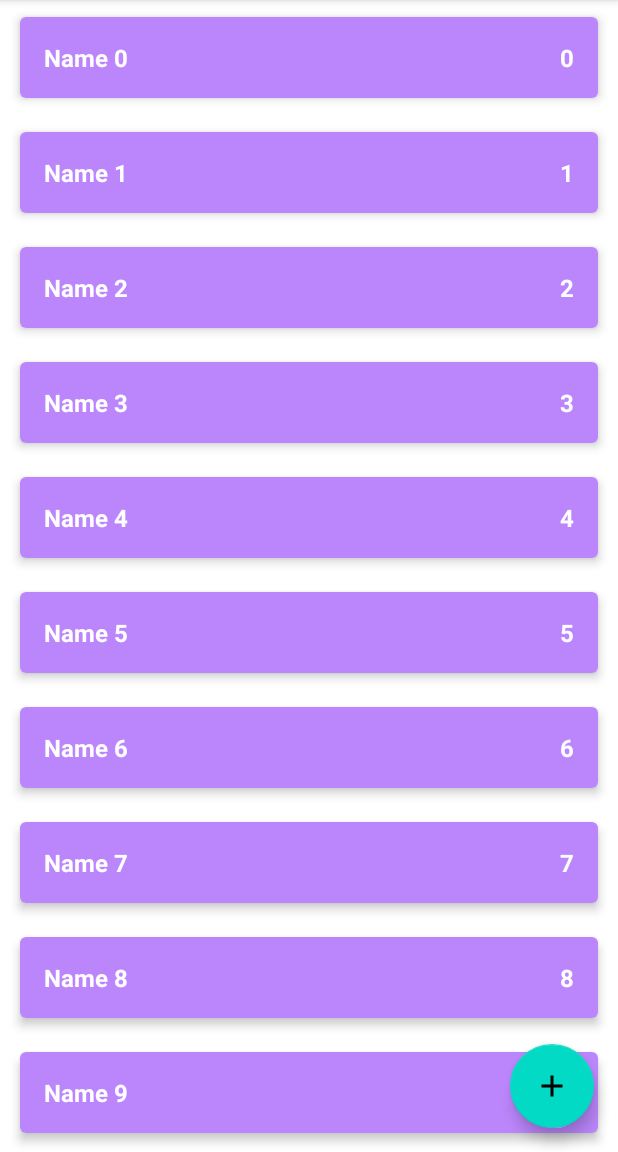
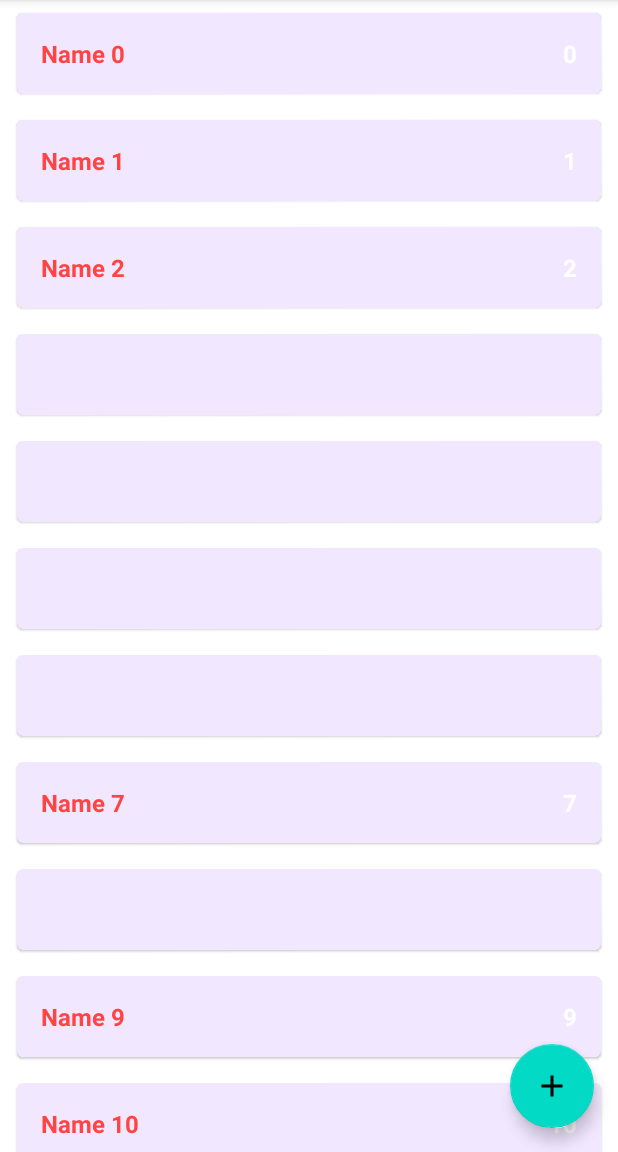
Before and after one commit to lLeoNeedl/ShoppingList, an Android app: the screen it shows after launch (MainActivity), on a phone screen of 412 x 824 dp, the part 84-1236 px from its top. Run offline under Robolectric (Android 15) with nearby library versions, the phone set to English and light mode, and no system bars.

Commit message:
Finishing lesson7

```diff
--- a/app/src/main/java/com/example/shoppinglist/data/ShopListRepositoryImpl.kt
+++ b/app/src/main/java/com/example/shoppinglist/data/ShopListRepositoryImpl.kt
@@ -4,6 +4,7 @@ import androidx.lifecycle.LiveData
 import androidx.lifecycle.MutableLiveData
 import com.example.shoppinglist.domain.ShopItem
 import com.example.shoppinglist.domain.ShopListRepository
+import kotlin.random.Random
 
 object ShopListRepositoryImpl : ShopListRepository {
 
@@ -16,8 +17,8 @@ object ShopListRepositoryImpl : ShopListRepository {
     private val shopListLiveData = MutableLiveData<List<ShopItem>>()
 
     init {
-        for (i in 0 until 10) {
-            val item = ShopItem("Name $i", i, true)
+        for (i in 0 until 1000) {
+            val item = ShopItem("Name $i", i, Random.nextBoolean())
             addShopItem(item)
         }
     }
--- a/app/src/main/java/com/example/shoppinglist/presentation/MainActivity.kt
+++ b/app/src/main/java/com/example/shoppinglist/presentation/MainActivity.kt
@@ -7,6 +7,7 @@ import android.view.LayoutInflater
 import android.widget.LinearLayout
 import android.widget.TextView
 import androidx.lifecycle.ViewModelProvider
+import androidx.recyclerview.widget.RecyclerView
 import com.example.shoppinglist.R
 import com.example.shoppinglist.data.ShopListRepositoryImpl
 import com.example.shoppinglist.domain.ShopItem
@@ -14,40 +15,21 @@ import com.example.shoppinglist.domain.ShopItem
 class MainActivity : AppCompatActivity() {
 
     private lateinit var viewModel: MainViewModel
-    private lateinit var linearLayoutShopList: LinearLayout
+    private lateinit var shopListAdapter: ShopListAdapter
 
     override fun onCreate(savedInstanceState: Bundle?) {
         super.onCreate(savedInstanceState)
         setContentView(R.layout.activity_main)
-        linearLayoutShopList = findViewById(R.id.linearLayoutShopList)
+        setupRecyclerView()
         viewModel = ViewModelProvider(this)[MainViewModel::class.java]
         viewModel.shopList.observe(this) {
-            showList(it)
+            shopListAdapter.shopList = it
         }
     }
 
-    private fun showList(list: List<ShopItem>) {
-        linearLayoutShopList.removeAllViews()
-        for (shopItem in list) {
-            val layoutId = if (shopItem.enabled) {
-                R.layout.item_shop_enabled
-            } else {
-                R.layout.item_shop_disabled
-            }
-            val view = LayoutInflater.from(this).inflate(
-                layoutId,
-                linearLayoutShopList,
-                false
-            )
-            val tvName: TextView = view.findViewById(R.id.tv_name)
-            val tvCount: TextView = view.findViewById(R.id.tv_count)
-            tvName.text = shopItem.name
-            tvCount.text = shopItem.count.toString()
-            view.setOnLongClickListener {
-                viewModel.editShopItem(shopItem)
-                true
-            }
-            linearLayoutShopList.addView(view)
-        }
+    private fun setupRecyclerView() {
+        val rvShopList: RecyclerView = findViewById(R.id.rv_shop_list)
+        shopListAdapter = ShopListAdapter()
+        rvShopList.adapter = shopListAdapter
     }
 }
--- a/app/src/main/java/com/example/shoppinglist/presentation/MainViewModel.kt
+++ b/app/src/main/java/com/example/shoppinglist/presentation/MainViewModel.kt
@@ -1,7 +1,5 @@
 package com.example.shoppinglist.presentation
 
-import androidx.lifecycle.LiveData
-import androidx.lifecycle.MutableLiveData
 import androidx.lifecycle.ViewModel
 import com.example.shoppinglist.data.ShopListRepositoryImpl
 import com.example.shoppinglist.domain.EditShopItemUseCase
--- a/app/src/main/java/com/example/shoppinglist/presentation/ShopListAdapter.kt
+++ b/app/src/main/java/com/example/shoppinglist/presentation/ShopListAdapter.kt
@@ -4,13 +4,18 @@ import android.view.LayoutInflater
 import android.view.View
 import android.view.ViewGroup
 import android.widget.TextView
+import androidx.core.content.ContextCompat
 import androidx.recyclerview.widget.RecyclerView
 import com.example.shoppinglist.R
 import com.example.shoppinglist.domain.ShopItem
 
 class ShopListAdapter : RecyclerView.Adapter<ShopListAdapter.ShopItemViewHolder>() {
 
-    private val shopList = listOf<ShopItem>()
+    var shopList = listOf<ShopItem>()
+        set(value) {
+            field = value
+            notifyDataSetChanged()
+        }
 
     companion object {
         private const val VIEW_TYPE_ENABLED = 101
@@ -18,35 +23,54 @@ class ShopListAdapter : RecyclerView.Adapter<ShopListAdapter.ShopItemViewHolder>
     }
 
     override fun onCreateViewHolder(parent: ViewGroup, viewType: Int): ShopItemViewHolder {
-        val layoutResId = if (viewType == VIEW_TYPE_ENABLED) {
-            R.layout.item_shop_enabled
-        } else {
-            R.layout.item_shop_disabled
-        }
+//        val layoutResId = if (viewType == VIEW_TYPE_ENABLED) {
+//            R.layout.item_shop_enabled
+//        } else {
+//            R.layout.item_shop_disabled
+//        }
         val view = LayoutInflater.from(parent.context).inflate(
-            layoutResId,
+            R.layout.item_shop_disabled,
             parent,
             false
         )
         return ShopItemViewHolder(view)
     }
 
-    override fun getItemViewType(position: Int): Int {
+//    override fun getItemViewType(position: Int): Int {
+//        val shopItem = shopList[position]
+//        return if (shopItem.enabled) {
+//            VIEW_TYPE_ENABLED
+//        } else {
+//            VIEW_TYPE_DISABLED
+//        }
+//    }
+
+    override fun onBindViewHolder(holder: ShopItemViewHolder, position: Int) {
         val shopItem = shopList[position]
-        return if (shopItem.enabled) {
-            VIEW_TYPE_ENABLED
-        } else {
-            VIEW_TYPE_DISABLED
+        if (!shopItem.enabled) {
+            holder.tvName.text = shopItem.name
+            holder.tvCount.text = shopItem.count.toString()
+            holder.tvName.setTextColor(
+                ContextCompat.getColor(
+                    holder.itemView.context,
+                    android.R.color.holo_red_light
+                )
+            )
         }
     }
 
-    override fun onBindViewHolder(holder: ShopItemViewHolder, position: Int) {
-        TODO("Not yet implemented")
+    override fun onViewRecycled(holder: ShopItemViewHolder) {
+        holder.tvName.text = ""
+        holder.tvCount.text = ""
+        holder.tvName.setTextColor(
+            ContextCompat.getColor(
+                holder.itemView.context,
+                android.R.color.white
+            )
+        )
     }
 
-    override fun getItemCount(): Int {
-        TODO("Not yet implemented")
-    }
+    override fun getItemCount() = shopList.size
 
     class ShopItemViewHolder(itemView: View) : RecyclerView.ViewHolder(itemView) {
         val tvName: TextView = itemView.findViewById(R.id.tv_name)
--- a/app/src/main/res/layout/activity_main.xml
+++ b/app/src/main/res/layout/activity_main.xml
@@ -6,28 +6,16 @@
     android:layout_height="match_parent"
     tools:context=".presentation.MainActivity">
 
-    <ScrollView
-        android:layout_width="match_parent"
-        android:layout_height="match_parent">
-
-        <LinearLayout
-            android:id="@+id/linearLayoutShopList"
-            android:layout_width="match_parent"
-            android:layout_height="wrap_content"
-            android:orientation="vertical" />
-
-    </ScrollView>
-
-<!--    <androidx.recyclerview.widget.RecyclerView-->
-<!--        android:id="@+id/rv_shop_list"-->
-<!--        android:layout_width="0dp"-->
-<!--        android:layout_height="0dp"-->
-<!--        app:layoutManager="androidx.recyclerview.widget.LinearLayoutManager"-->
-<!--        app:layout_constraintBottom_toBottomOf="parent"-->
-<!--        app:layout_constraintEnd_toEndOf="parent"-->
-<!--        app:layout_constraintStart_toStartOf="parent"-->
-<!--        app:layout_constraintTop_toTopOf="parent"-->
-<!--        tools:listitem="@layout/item_shop_enabled" />-->
+    <androidx.recyclerview.widget.RecyclerView
+        android:id="@+id/rv_shop_list"
+        android:layout_width="0dp"
+        android:layout_height="0dp"
+        app:layoutManager="androidx.recyclerview.widget.LinearLayoutManager"
+        app:layout_constraintBottom_toBottomOf="parent"
+        app:layout_constraintEnd_toEndOf="parent"
+        app:layout_constraintStart_toStartOf="parent"
+        app:layout_constraintTop_toTopOf="parent"
+        tools:listitem="@layout/item_shop_enabled" />
 
     <com.google.android.material.floatingactionbutton.FloatingActionButton
         android:id="@+id/button_add_shop_item"
```
